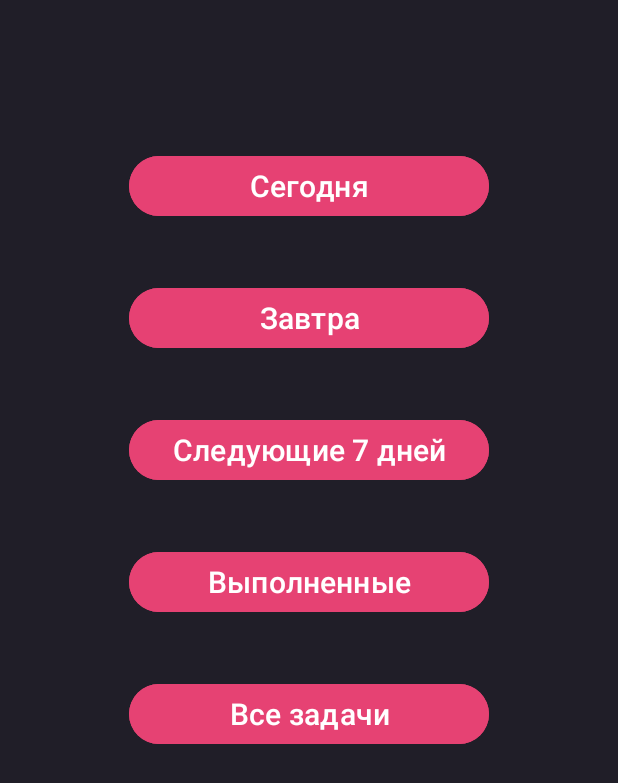
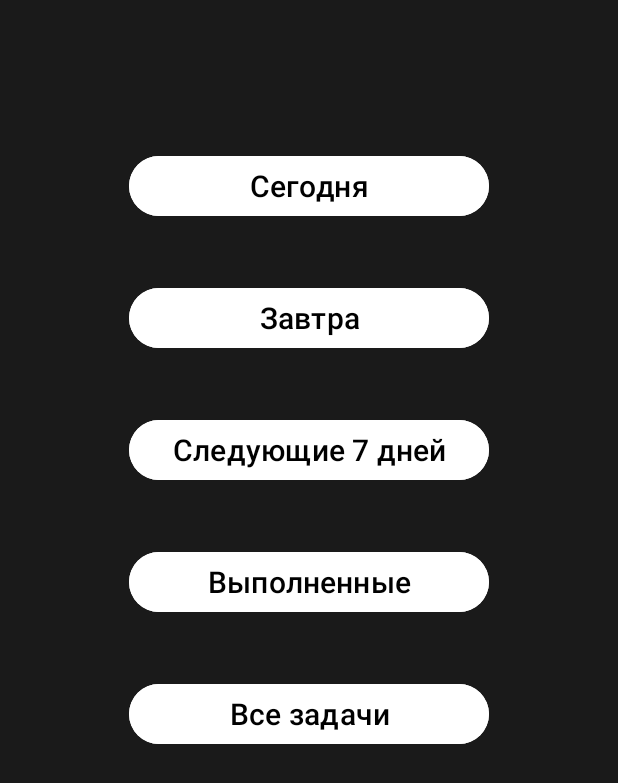
Before and after one commit to Daniello0/SimpleChecklist, an Android app: the screen it shows after launch (MainActivity), on a phone screen of 412 x 824 dp. Shown: the top 783 px of the screen. Run offline under Robolectric (Android 15) with nearby library versions, the phone set to English and light mode, and no system bars.

Commit message:
Little color redesign, release

```diff
--- a/app/src/main/java/com/myapp/simplechecklist/TaskAdapter.kt
+++ b/app/src/main/java/com/myapp/simplechecklist/TaskAdapter.kt
@@ -41,13 +41,13 @@ class TaskAdapter(context: Context, tasks: MutableList<Task>) : ArrayAdapter<Tas
 
         when (statusTextView.text) {
             "" -> {
-                view.setBackgroundDrawable(ColorDrawable(Color.argb(38, 255, 255, 0)))            }
+                view.setBackgroundDrawable(ColorDrawable(Color.argb(77, 255, 255, 0)))            }
             "Просрочено" -> {
-                view.setBackgroundDrawable(ColorDrawable(Color.argb(38, 255, 0, 0)))
+                view.setBackgroundDrawable(ColorDrawable(Color.argb(77, 255, 0, 0)))
                 statusTextView.setTextColor(Color.RED)
             }
             "Выполнено" -> {
-                view.setBackgroundDrawable(ColorDrawable(Color.argb(38, 0, 255, 0)))
+                view.setBackgroundDrawable(ColorDrawable(Color.argb(77, 0, 255, 0)))
                 nameTextView.paintFlags = nameTextView.paintFlags or Paint.STRIKE_THRU_TEXT_FLAG
                 statusTextView.setTextColor(Color.GREEN)
             }
--- a/app/src/main/res/layout/activity_main.xml
+++ b/app/src/main/res/layout/activity_main.xml
@@ -4,7 +4,7 @@
     xmlns:tools="http://schemas.android.com/tools"
     android:layout_width="match_parent"
     android:layout_height="match_parent"
-    android:background="#201E28"
+    android:background="#1A1A1A"
     android:fitsSystemWindows="true"
     tools:context=".MainActivity">
 
@@ -13,9 +13,9 @@
         android:layout_width="240dp"
         android:layout_height="48dp"
         android:layout_marginTop="40dp"
-        android:backgroundTint="#E64173"
+        android:backgroundTint="#FFFFFF"
         android:text="Завтра"
-        android:textColor="#FFFFFF"
+        android:textColor="#000000"
         android:textSize="20sp"
         app:layout_constraintEnd_toEndOf="parent"
         app:layout_constraintStart_toStartOf="parent"
@@ -26,9 +26,9 @@
         android:layout_width="240dp"
         android:layout_height="48dp"
         android:layout_marginTop="100dp"
-        android:backgroundTint="#E64173"
+        android:backgroundTint="#FFFFFF"
         android:text="Сегодня"
-        android:textColor="#FFFFFF"
+        android:textColor="#000000"
         android:textSize="20sp"
         app:layout_constraintEnd_toEndOf="parent"
         app:layout_constraintStart_toStartOf="parent"
@@ -39,9 +39,9 @@
         android:layout_width="240dp"
         android:layout_height="48dp"
         android:layout_marginTop="40dp"
-        android:backgroundTint="#E64273"
+        android:backgroundTint="#FFFFFF"
         android:text="Следующие 7 дней"
-        android:textColor="#FFFFFF"
+        android:textColor="#000000"
         android:textSize="20sp"
         app:layout_constraintEnd_toEndOf="parent"
         app:layout_constraintStart_toStartOf="parent"
@@ -52,9 +52,9 @@
         android:layout_width="240dp"
         android:layout_height="48dp"
         android:layout_marginTop="40dp"
-        android:backgroundTint="#E64273"
+        android:backgroundTint="#FFFFFF"
         android:text="Выполненные"
-        android:textColor="#FFFFFF"
+        android:textColor="#000000"
         android:textSize="20sp"
         app:layout_constraintEnd_toEndOf="parent"
         app:layout_constraintStart_toStartOf="parent"
@@ -65,9 +65,9 @@
         android:layout_width="240dp"
         android:layout_height="48dp"
         android:layout_marginTop="40dp"
-        android:backgroundTint="#E64273"
+        android:backgroundTint="#FFFFFF"
         android:text="Все задачи"
-        android:textColor="#FFFFFF"
+        android:textColor="#000000"
         android:textSize="20sp"
         app:layout_constraintEnd_toEndOf="parent"
         app:layout_constraintStart_toStartOf="parent"
```
Also changed, not shown: app/src/main/res/layout/activity_task_create.xml (+5 -5 lines), app/src/main/res/layout/activity_tasks.xml (+5 -5 lines).
